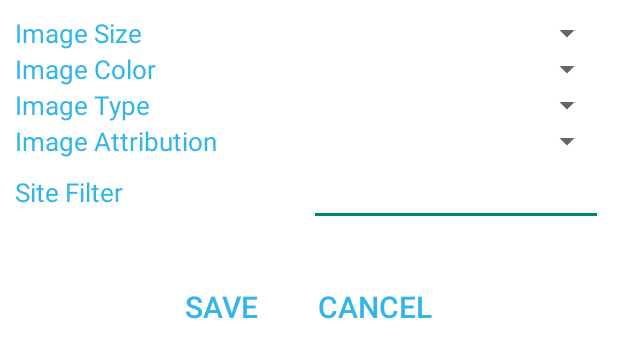
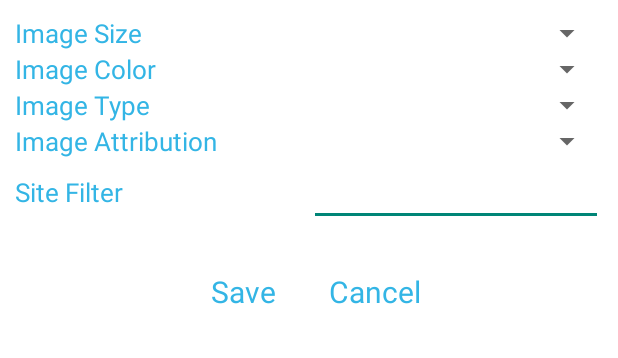
Before and after one commit to Twyly/GoogleImageSearch, an Android app: the layout fragment_settings.xml on its own in the app's theme, with its tools: preview values and no code run, on a phone screen of 412 x 824 dp. Shown: the top 358 px of the screen. Run offline under Robolectric (Android 15) with nearby library versions, the phone set to English and light mode, and no system bars.

```diff
--- a/app/build.gradle
+++ b/app/build.gradle
@@ -25,7 +25,6 @@ dependencies {
     compile fileTree(dir: 'libs', include: ['*.jar'])
     compile 'com.github.chrisbanes.photoview:library:1.2.3'
     compile 'com.etsy.android.grid:library:1.0.5'
-    compile 'com.h6ah4i.android.materialshadowninepatch:materialshadowninepatch:0.5.0'
     compile 'com.android.support:appcompat-v7:22.1.1'
     compile 'com.squareup.picasso:picasso:2.5.2'
     compile 'com.loopj.android:android-async-http:1.4.5'
--- a/app/src/main/java/com/example/teddywyly/googleimagesearch/helpers/ErrorHelper.java
+++ b/app/src/main/java/com/example/teddywyly/googleimagesearch/helpers/ErrorHelper.java
@@ -28,7 +28,7 @@ public class ErrorHelper {
                 message = context.getString(R.string.general_failure_warning);
                 break;
             case NOMOREDATA:
-                message = "You have seen all the data corresponding to this search";
+                message = context.getString(R.string.no_more_data_failure_warning);
                 break;
         }
         builder.setMessage(message)
--- a/app/src/main/java/com/example/teddywyly/googleimagesearch/EndlessScrollListener.java
+++ b/app/src/main/java/com/example/teddywyly/googleimagesearch/searchscreen/EndlessScrollListener.java
@@ -1,4 +1,4 @@
-package com.example.teddywyly.googleimagesearch;
+package com.example.teddywyly.googleimagesearch.searchscreen;
 
 import android.widget.AbsListView;
 
--- a/app/src/main/java/com/example/teddywyly/googleimagesearch/NetworkManager.java
+++ b/app/src/main/java/com/example/teddywyly/googleimagesearch/searchscreen/NetworkManager.java
@@ -1,4 +1,4 @@
-package com.example.teddywyly.googleimagesearch;
+package com.example.teddywyly.googleimagesearch.searchscreen;
 
 import android.content.Context;
 import android.net.ConnectivityManager;
--- a/app/src/main/res/layout/activity_search.xml
+++ b/app/src/main/res/layout/activity_search.xml
@@ -4,7 +4,7 @@
     xmlns:tools="http://schemas.android.com/tools"
     android:layout_width="match_parent"
     android:layout_height="match_parent"
-    android:background="@color/white"
+    android:background="@android:color/white"
     tools:context=".SearchActivity">
 
     <com.etsy.android.grid.StaggeredGridView
--- a/app/src/main/res/layout/fragment_settings.xml
+++ b/app/src/main/res/layout/fragment_settings.xml
@@ -24,16 +24,13 @@ views to be arranged on either side -->
     that may be. -->
 
     <TextView
-        android:layout_width="wrap_content"
-        android:layout_height="wrap_content"
         android:text="@string/image_size_label"
         android:id="@+id/tvImageSize"
         android:layout_alignParentTop="true"
         android:layout_alignParentLeft="true"
         android:layout_alignParentStart="true"
         style="@style/HoloBlueTextView"
-        android:layout_alignBottom="@+id/spnSize"
-        android:gravity="center_vertical" />
+        android:layout_alignBottom="@+id/spnSize" />
 
     <Spinner
         android:layout_width="wrap_content"
@@ -48,14 +45,11 @@ views to be arranged on either side -->
         android:layout_toRightOf="@+id/centerShim" />
 
     <TextView
-        android:layout_width="wrap_content"
-        android:layout_height="wrap_content"
         android:text="@string/image_color_label"
         android:id="@+id/tvColor"
         style="@style/HoloBlueTextView"
         android:layout_below="@+id/tvImageSize"
-        android:layout_alignBottom="@+id/spnColor"
-        android:gravity="center_vertical" />
+        android:layout_alignBottom="@+id/spnColor" />
 
     <Spinner
         android:layout_width="wrap_content"
@@ -69,15 +63,12 @@ views to be arranged on either side -->
         android:layout_toEndOf="@+id/centerShim" />
 
     <TextView
-        android:layout_width="wrap_content"
-        android:layout_height="wrap_content"
         android:text="@string/image_type_label"
         android:id="@+id/tvType"
         android:layout_below="@+id/tvColor"
         android:layout_alignParentLeft="true"
         android:layout_alignParentStart="true"
         style="@style/HoloBlueTextView"
-        android:gravity="center_vertical"
         android:layout_alignBottom="@+id/spnType" />
 
     <Spinner
@@ -91,16 +82,13 @@ views to be arranged on either side -->
         android:layout_toEndOf="@+id/centerShim" />
 
     <TextView
-        android:layout_width="wrap_content"
-        android:layout_height="wrap_content"
         android:text="@string/image_rights_label"
         android:id="@+id/tvRights"
         android:layout_below="@+id/tvType"
         android:layout_alignParentLeft="true"
         style="@style/HoloBlueTextView"
         android:layout_alignParentStart="true"
-        android:layout_alignBottom="@+id/spnRights"
-        android:gravity="center_vertical" />
+        android:layout_alignBottom="@+id/spnRights" />
 
     <Spinner
         android:layout_width="wrap_content"
@@ -114,16 +102,13 @@ views to be arranged on either side -->
         android:spinnerMode="dropdown" />
 
     <TextView
-        android:layout_width="wrap_content"
-        android:layout_height="wrap_content"
         android:text="@string/image_site_label"
         android:id="@+id/tvSite"
         android:layout_below="@+id/tvRights"
         android:layout_alignParentLeft="true"
         android:layout_alignParentStart="true"
         style="@style/HoloBlueTextView"
-        android:layout_alignBottom="@+id/etSite"
-        android:gravity="center_vertical" />
+        android:layout_alignBottom="@+id/etSite"/>
 
     <EditText
         android:layout_width="wrap_content"
@@ -135,7 +120,8 @@ views to be arranged on either side -->
         android:layout_toEndOf="@+id/centerShim"
         android:layout_toRightOf="@+id/centerShim"
         android:textColor="@android:color/white"
-        android:textSize="17dp"
+        android:hint="@string/site_filter_hint"
+        android:textSize="17sp"
         android:singleLine="true"
         android:ellipsize="start" />
 
@@ -151,26 +137,14 @@ views to be arranged on either side -->
         android:layout_alignParentStart="true">
 
         <Button
-            android:layout_width="wrap_content"
-            android:layout_height="wrap_content"
             android:text="@string/save_button_label"
-            android:textColor="@android:color/holo_blue_light"
-            android:background="@android:color/transparent"
             android:id="@+id/btnSave"
-            android:padding="20dp"
-            android:textSize="20sp"
-            android:layout_gravity="center_vertical" />
+            style="@style/HoloBlueButton"/>
 
         <Button
-            android:layout_width="wrap_content"
-            android:layout_height="wrap_content"
             android:text="@string/cancel_button_label"
-            android:textColor="@android:color/holo_blue_light"
-            android:background="@android:color/transparent"
             android:id="@+id/btnCancel"
-            android:padding="20dp"
-            android:textSize="20sp"
-            android:layout_gravity="center_vertical" />
+            style="@style/HoloBlueButton" />
     </LinearLayout>
 
 
--- a/app/src/main/res/layout/spinner_item.xml
+++ b/app/src/main/res/layout/spinner_item.xml
@@ -3,7 +3,7 @@
     android:layout_width="match_parent"
     android:layout_height="wrap_content"
     android:textSize="20sp"
-    android:gravity="left"
+    android:gravity="start"
     android:background="@android:color/transparent"
     android:textColor="@android:color/white"
     android:padding="5dip"/>
--- a/app/src/main/res/values/colors.xml
+++ b/app/src/main/res/values/colors.xml
@@ -1,8 +1,5 @@
 <?xml version="1.0" encoding="utf-8"?>
 <resources>
-    <color name="white">#FFFFFF</color>
-    <!--<color name="primary_theme">#FFAB07</color>-->
     <color name="primary_theme">#DADADA</color>
     <color name="secondary_theme">#FFFFFF</color>
-
 </resources>
--- a/app/src/main/res/values/strings.xml
+++ b/app/src/main/res/values/strings.xml
@@ -6,6 +6,8 @@
     <string name="action_search">Search</string>
 
     <string name="search_prompt">Enter search query</string>
+    <string name="site_filter_hint">""</string>
+
     <string name="search_label">Search</string>
     <string name="image_title_label">Image Title</string>
     <string name="image_description">Image Result</string>
@@ -25,6 +27,9 @@
 
     <string name="network_failure_warning">You must connect to the network to use this application.</string>
     <string name="general_failure_warning">Something went wrong.. Please try again.</string>
+    <string name="no_more_data_failure_warning">You have seen all the data corresponding to this search.</string>
+
+
 
     <string name="casual_dialog_accept">Ok</string>
 
--- a/app/src/main/res/values/styles.xml
+++ b/app/src/main/res/values/styles.xml
@@ -28,16 +28,20 @@
     <style name="HoloBlueTextView" parent="@android:style/Widget.TextView">
         <item name="android:textColor">@android:color/holo_blue_light</item>
         <item name="android:textSize">17sp</item>
+        <item name="android:gravity">center_vertical</item>
+        <item name="android:layout_width">wrap_content</item>
+        <item name="android:layout_height">wrap_content</item>
     </style>
 
-    <style name="CreamsicleEditText" parent="@android:style/Widget.EditText">
-        <item name="android:background">@drawable/creamsicletheme_edit_text_holo_light</item>
+    <style name="HoloBlueButton" parent="@android:style/Widget.Button">
+        <item name="android:textColor">@android:color/holo_blue_light</item>
+        <item name="android:background">@android:color/transparent</item>
+        <item name="android:textSize">20sp</item>
+        <item name="android:padding">10dp</item>
+        <item name="android:layout_gravity">center_vertical</item>
+        <item name="android:layout_width">wrap_content</item>
+        <item name="android:layout_height">wrap_content</item>
+
     </style>
 
-    <style name="CreamsicleButton">
-        <item name="android:background">@color/white</item>
-        <item name="android:textColor">@color/primary_theme</item>
-    </style>
-
-
 </resources>
```
Also changed, not shown: app/src/main/java/com/example/teddywyly/googleimagesearch/detailscreen/ImageDisplayActivity.java (+9 -6 lines), app/src/main/java/com/example/teddywyly/googleimagesearch/searchscreen/ImageResultsAdapter.java (+10 -33 lines), app/src/main/java/com/example/teddywyly/googleimagesearch/searchscreen/SearchActivity.java (+12 -10 lines), app/src/main/java/com/example/teddywyly/googleimagesearch/settingsscreen/SettingsDialog.java (+0 -13 lines), 3 other files.
